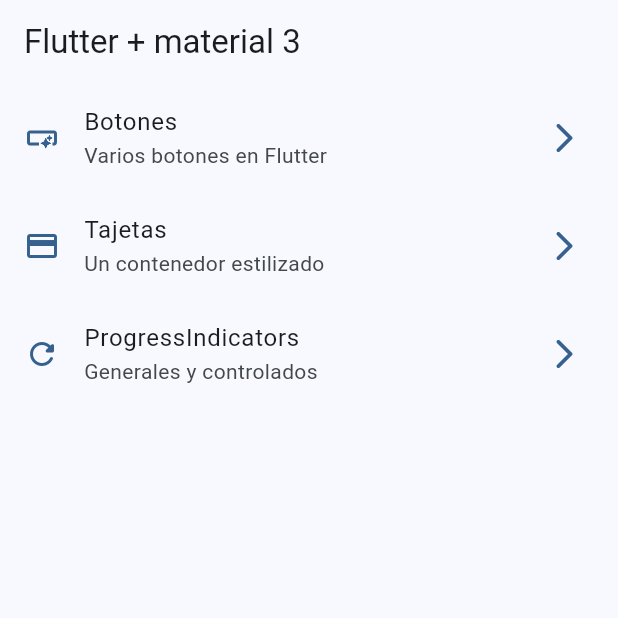
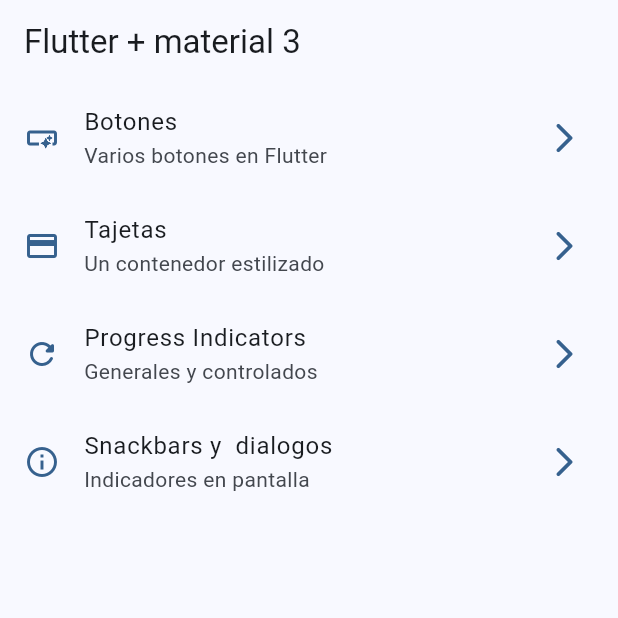
Before and after one commit to Freddy009L/widgets_app, a Flutter app: the screen it shows after launch, on a phone screen of 412 x 824 dp, the top half of it. Run offline on Flutter 3.47's test engine with Material 3 defaults, Android fonts, the phone set to English and light mode, and no system bars; our stand-ins replace go_router.

Commit message:
snackbars listo

```diff
--- a/lib/config/menu/menu_iitems.dart
+++ b/lib/config/menu/menu_iitems.dart
@@ -32,9 +32,16 @@ const appMeniItems = <MenuIitems>[
 ),
 
  MenuIitems(
-  title: 'ProgressIndicators',
+  title: 'Progress Indicators',
   subTitle: 'Generales y controlados',
   link: '/porgrees',
   icon: Icons.refresh_rounded
 ),
+
+MenuIitems(
+  title: 'Snackbars y  dialogos',
+  subTitle: 'Indicadores en pantalla',
+  link: '/snackbars',
+  icon: Icons.info_outline
+),
 ];
--- a/lib/config/router/app_router.dart
+++ b/lib/config/router/app_router.dart
@@ -25,5 +25,10 @@ final appRouter = GoRouter(
       name: ProgreesSreens.name,
       builder: (context, state) => ProgreesSreens(),
       ),
+         GoRoute(
+      path: '/snackbars',
+      name: SnackbarScreens.name,
+      builder: (context, state) => SnackbarScreens(),
+      ),
   ],
 );
--- a/lib/main.dart
+++ b/lib/main.dart
@@ -12,6 +12,7 @@ class MainApp extends StatelessWidget {
   @override
   Widget build(BuildContext context) {
     return MaterialApp.router(
+      title: 'Flutter Widget',
       routerConfig: appRouter,
       debugShowCheckedModeBanner: false,
       theme: AppTheme(selectedColor: 5).getTheme(),
--- a/lib/theme/progress/porgrees_screen.dart
+++ b/lib/theme/progress/porgrees_screen.dart
@@ -53,7 +53,7 @@ class _ControllerdProgresIndicator extends StatelessWidget {
       }).takeWhile((value) => value < 100 ),
       builder: (context, asyncSnapshot) {
 
-        final porgreesValue = (asyncSnapshot.data ?? 0.0) as double;
+        final porgreesValue = (asyncSnapshot.data ?? 0.0);
 
         return Padding(
           padding: EdgeInsets.symmetric(horizontal: 20),
```
Also changed, not shown: lib/presentation/screens/snackbar/snackbar_screens.dart (+60 -1 lines).
